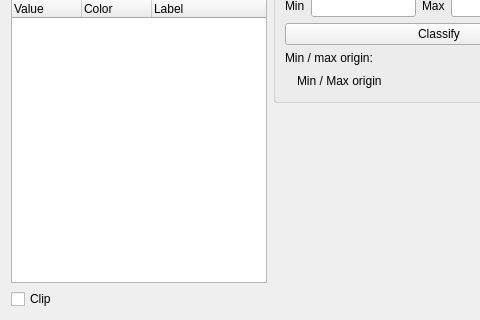
The window that src/ui/qgssinglebandpseudocolorrendererwidgetbase.ui (carsmie/QGIS) describes before a commit, drawn with Qt 5; both pictures show x 0 to 480 and y 102 to 422 of the 616 by 422 pixel window.
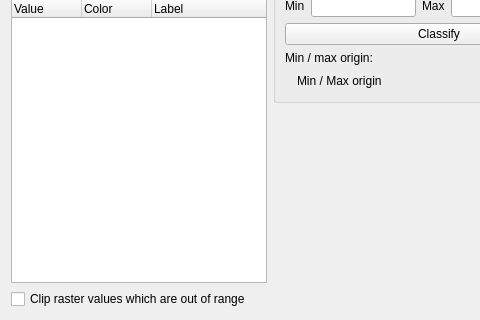
The same window after the commit. Icons and pictures are not drawn. Custom widgets are drawn as their Qt base class.

Commit message: [raster] Add note and docs for psuedocolor 'clip' option

The edit to the form file:
```diff
--- a/src/ui/qgssinglebandpseudocolorrendererwidgetbase.ui
+++ b/src/ui/qgssinglebandpseudocolorrendererwidgetbase.ui
@@ -178,7 +178,7 @@
      <item>
       <widget class="QCheckBox" name="mClipCheckBox">
        <property name="text">
-        <string>Clip</string>
+        <string>Clip raster values which are out of range</string>
        </property>
       </widget>
      </item>
```
Left out of the diff: 3 changed lines with no effect on the pictures. The commit also changes 2 other files.
